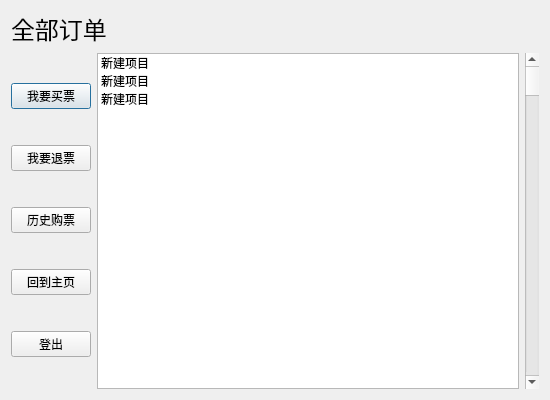
Old version of the form UI/userticket.ui in the repository Nisiyama-Suzune/train-ticket-system.
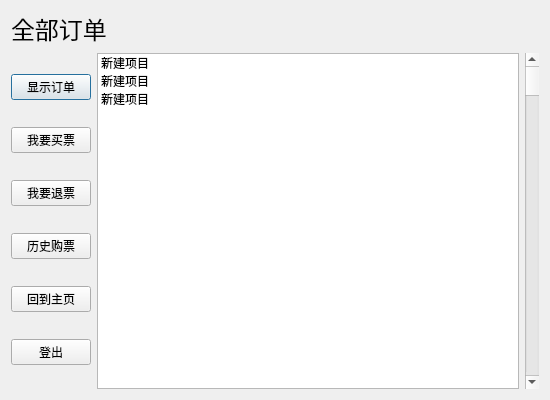
New version of the form.

The edit to the form file:
```diff
--- a/UI/userticket.ui
+++ b/UI/userticket.ui
@@ -31,6 +31,13 @@
     <layout class="QHBoxLayout" name="horizontalLayout">
      <item>
       <layout class="QVBoxLayout" name="verticalLayout">
+       <item>
+        <widget class="QPushButton" name="pushButton_6">
+         <property name="text">
+          <string>显示订单</string>
+         </property>
+        </widget>
+       </item>
        <item>
         <widget class="QPushButton" name="pushButton">
          <property name="text">
```
